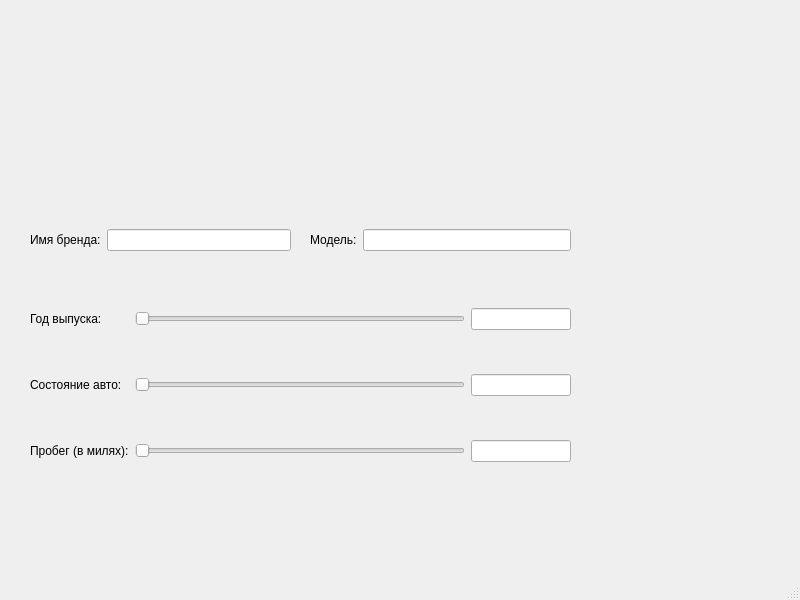
Rokoel/car-price-predictor, file mainwindow.ui: the form before one commit.
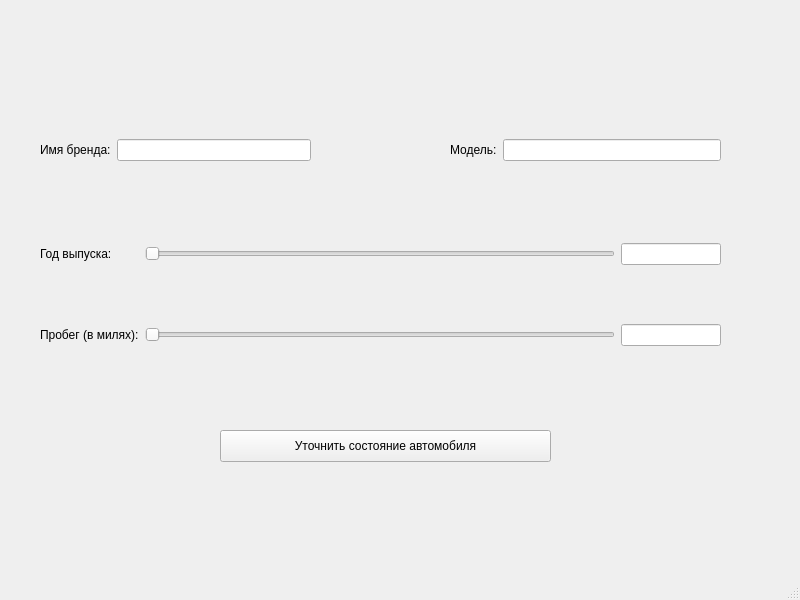
The form after the commit.

Commit message: Deleted unnecessary thing, added new window and some buttons

Patch:
```diff
--- a/mainwindow.ui
+++ b/mainwindow.ui
@@ -17,37 +17,31 @@
    <widget class="QWidget" name="gridLayoutWidget">
     <property name="geometry">
      <rect>
-      <x>30</x>
-      <y>270</y>
-      <width>541</width>
-      <height>231</height>
+      <x>40</x>
+      <y>190</y>
+      <width>681</width>
+      <height>211</height>
      </rect>
     </property>
     <layout class="QGridLayout" name="gridLayout">
-     <item row="1" column="1">
-      <widget class="QSlider" name="conditionHorizontalSlider">
+     <item row="0" column="1">
+      <widget class="QSlider" name="yearHorizontalSlider">
        <property name="orientation">
         <enum>Qt::Horizontal</enum>
        </property>
       </widget>
      </item>
-     <item row="1" column="2">
-      <widget class="QLineEdit" name="conditionLineEdit">
-       <property name="maximumSize">
-        <size>
-         <width>100</width>
-         <height>16777214</height>
-        </size>
+     <item row="0" column="0">
+      <widget class="QLabel" name="yearLabel">
+       <property name="text">
+        <string>Год выпуска:</string>
        </property>
       </widget>
      </item>
-     <item row="2" column="2">
-      <widget class="QLineEdit" name="mileageLineEdit">
-       <property name="maximumSize">
-        <size>
-         <width>100</width>
-         <height>16777215</height>
-        </size>
+     <item row="1" column="0">
+      <widget class="QLabel" name="mileageLabel">
+       <property name="text">
+        <string>Пробег (в милях):</string>
        </property>
       </widget>
      </item>
@@ -76,38 +70,20 @@
        </property>
       </widget>
      </item>
-     <item row="2" column="1">
+     <item row="1" column="1">
       <widget class="QSlider" name="mileageHorizontalSlider">
        <property name="orientation">
         <enum>Qt::Horizontal</enum>
        </property>
       </widget>
      </item>
-     <item row="0" column="1">
-      <widget class="QSlider" name="yearHorizontalSlider">
-       <property name="orientation">
-        <enum>Qt::Horizontal</enum>
-       </property>
-      </widget>
-     </item>
-     <item row="2" column="0">
-      <widget class="QLabel" name="mileageLabel">
-       <property name="text">
-        <string>Пробег (в милях):</string>
-       </property>
-      </widget>
-     </item>
-     <item row="0" column="0">
-      <widget class="QLabel" name="yearLabel">
-       <property name="text">
-        <string>Год выпуска:</string>
-       </property>
-      </widget>
-     </item>
-     <item row="1" column="0">
-      <widget class="QLabel" name="conditionLabel">
-       <property name="text">
-        <string>Состояние авто:</string>
+     <item row="1" column="2">
+      <widget class="QLineEdit" name="mileageLineEdit">
+       <property name="maximumSize">
+        <size>
+         <width>100</width>
+         <height>16777215</height>
+        </size>
        </property>
       </widget>
      </item>
@@ -116,9 +92,9 @@
    <widget class="QWidget" name="gridLayoutWidget_2">
     <property name="geometry">
      <rect>
-      <x>30</x>
-      <y>200</y>
-      <width>261</width>
+      <x>40</x>
+      <y>110</y>
+      <width>271</width>
       <height>80</height>
      </rect>
     </property>
@@ -138,9 +114,9 @@
    <widget class="QWidget" name="gridLayoutWidget_3">
     <property name="geometry">
      <rect>
-      <x>310</x>
-      <y>200</y>
-      <width>261</width>
+      <x>450</x>
+      <y>110</y>
+      <width>271</width>
       <height>80</height>
      </rect>
     </property>
@@ -157,6 +133,19 @@
      </item>
     </layout>
    </widget>
+   <widget class="QPushButton" name="pushButton">
+    <property name="geometry">
+     <rect>
+      <x>220</x>
+      <y>430</y>
+      <width>331</width>
+      <height>32</height>
+     </rect>
+    </property>
+    <property name="text">
+     <string>Уточнить состояние автомобиля</string>
+    </property>
+   </widget>
   </widget>
   <widget class="QMenuBar" name="menubar">
    <property name="geometry">
```
Left out of the diff: 2 changed lines with no effect on the pictures. The commit also changes 3 other files.
